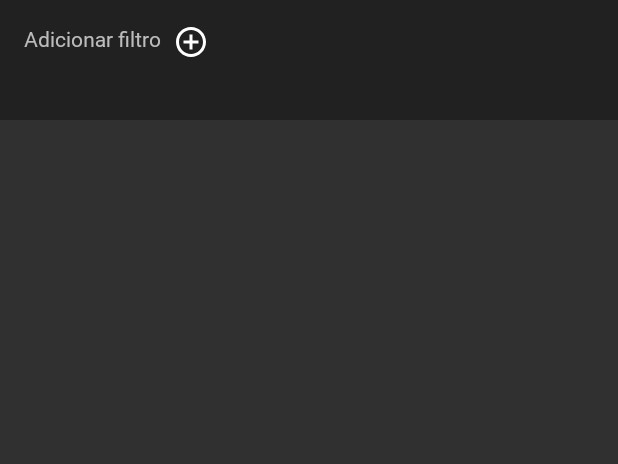
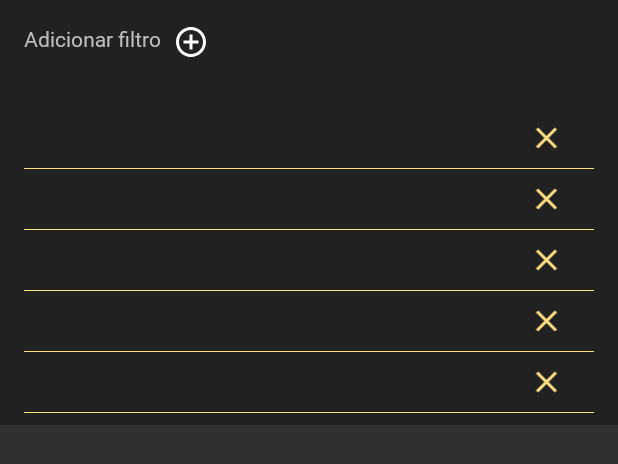
Before and after one commit to brenocruzb/YugiohSearch, an Android app: the layout content_filter_toolbar.xml on its own in the app's theme, with its tools: preview values and no code run, on a phone screen of 412 x 824 dp. Shown: the top 464 px of the screen. Run offline under Robolectric (Android 15) with nearby library versions, the phone set to English and light mode, and no system bars; plain views replace ExpandableLayout.

Commit message:
Construção do recycler que trará as cartas para construção do deck. Diversas alterações.

```diff
--- /dev/null
+++ b/app/src/main/java/br/com/yugiohsearch/model/FilterDescription.kt
@@ -0,0 +1,3 @@
+package br.com.yugiohsearch.model
+
+data class FilterDescription(val title: String, val description: String)
--- a/app/src/main/java/br/com/yugiohsearch/ui/fuzzy/SearchCardViewModel.kt
+++ b/app/src/main/java/br/com/yugiohsearch/ui/fuzzy/SearchCardViewModel.kt
@@ -3,6 +3,7 @@ package br.com.yugiohsearch.ui.fuzzy
 import androidx.lifecycle.MutableLiveData
 import androidx.lifecycle.ViewModel
 import br.com.yugiohsearch.model.Card
+import br.com.yugiohsearch.model.CardFilter
 import br.com.yugiohsearch.rest.YugiohSearchApi
 import br.com.yugiohsearch.util.Constants
 import com.facebook.drawee.backends.pipeline.Fresco
@@ -27,7 +28,7 @@ class SearchCardViewModel: ViewModel() {
         tilErrorSearch.value = if(editSearch.value.isNullOrEmpty()){
             "Insira o nome de um card"
         }else{
-            YugiohSearchApi().getFuzzyCard(editSearch.value ?: "IS NULL", object : Callback<List<List<Card>>>{
+            YugiohSearchApi().getListCard(CardFilter().apply { fuzzyName = editSearch.value ?: "IS NULL" }, object : Callback<List<List<Card>>>{
                 override fun onResponse(call: Call<List<List<Card>>>, response: Response<List<List<Card>>>) {
                     when(response.code()) {
                         200 -> listCards.value = response.body()!![0]
--- a/app/src/main/res/layout/activity_filter_create_deck.xml
+++ b/app/src/main/res/layout/activity_filter_create_deck.xml
@@ -5,6 +5,7 @@
 
     <data>
         <variable name="filterCreateDeckViewModel" type="br.com.yugiohsearch.ui.create.filter.FilterCreateDeckViewModel"/>
+        <variable name="filter" type="br.com.yugiohsearch.model.CardFilter"/>
     </data>
 
     <ScrollView android:layout_width="match_parent" android:layout_height="match_parent" android:fillViewport="true" >
@@ -30,7 +31,7 @@
                         android:layout_height="50dp"
                         android:fontFamily="@font/roboto_regular"
                         android:hint="@string/name"
-                        android:text="@={filterCreateDeckViewModel.name}"
+                        android:text="@={filter.fuzzyName}"
                 />
 
             </com.google.android.material.textfield.TextInputLayout>
@@ -41,7 +42,7 @@
                     android:layout_height="wrap_content"
                     android:layout_margin="8dp"
                     android:text="@string/filter"
-                    android:onClick="@{() -> filterCreateDeckViewModel.onClickFilter()}"
+                    android:onClick="@{() -> filterCreateDeckViewModel.onClickFilter(filter)}"
                     app:layout_constraintStart_toStartOf="parent"
                     app:layout_constraintEnd_toEndOf="parent"
                     app:layout_constraintBottom_toBottomOf="parent"
--- a/app/src/main/res/layout/content_filter_toolbar.xml
+++ b/app/src/main/res/layout/content_filter_toolbar.xml
@@ -1,7 +1,7 @@
 <?xml version="1.0" encoding="utf-8"?>
 <layout
         xmlns:android="http://schemas.android.com/apk/res/android"
-        xmlns:app="http://schemas.android.com/apk/res-auto"
+        xmlns:app="http://schemas.android.com/apk/res-auto" xmlns:tools="http://schemas.android.com/tools"
 >
 
     <data>
@@ -79,11 +79,14 @@
                     android:layout_width="match_parent"
                     android:layout_height="wrap_content">
 
-                <!--Custom view list filter-->
+                <!--Custom view list event-->
                 <androidx.recyclerview.widget.RecyclerView
                         android:id="@+id/recycler_filter_cards"
                         android:layout_width="0dp"
-                        android:layout_height="0dp"
+                        android:layout_height="wrap_content"
+                        tools:listitem="@layout/item_filter_card"
+                        tools:itemCount="5"
+                        app:cardFilter="@{() -> createDeckViewModel.cardFilter}"
                         app:layout_constraintStart_toStartOf="parent"
                         app:layout_constraintEnd_toEndOf="parent"
                         app:layout_constraintTop_toTopOf="parent"
--- /dev/null
+++ b/app/src/main/res/layout/item_filter_card.xml
@@ -0,0 +1,85 @@
+<?xml version="1.0" encoding="utf-8"?>
+<layout
+        xmlns:android="http://schemas.android.com/apk/res/android"
+        xmlns:app="http://schemas.android.com/apk/res-auto"
+>
+    <data>
+        <variable name="cardFilter" type="br.com.yugiohsearch.model.FilterDescription"/>
+    </data>
+
+    <androidx.constraintlayout.widget.ConstraintLayout
+            android:orientation="vertical"
+            android:layout_width="match_parent"
+            android:layout_height="wrap_content"
+    >
+        <androidx.constraintlayout.widget.Guideline
+                android:id="@+id/guideline_1"
+                android:layout_width="wrap_content"
+                android:layout_height="0dp"
+                android:orientation="vertical"
+                app:layout_constraintGuide_percent="0.20"
+                app:layout_constraintTop_toTopOf="parent"
+                app:layout_constraintBottom_toBottomOf="parent"
+        />
+
+        <androidx.constraintlayout.widget.Guideline
+                android:id="@+id/guideline_2"
+                android:layout_width="wrap_content"
+                android:layout_height="0dp"
+                android:orientation="vertical"
+                app:layout_constraintGuide_percent="0.80"
+                app:layout_constraintTop_toTopOf="parent"
+                app:layout_constraintBottom_toBottomOf="parent"
+        />
+
+        <TextView
+                android:id="@+id/tv_title"
+                android:layout_width="0dp"
+                android:layout_height="wrap_content"
+                android:fontFamily="@font/roboto_bold"
+                android:layout_margin="8dp"
+                android:text="@{cardFilter.component1()}"
+                app:layout_constraintStart_toStartOf="parent"
+                app:layout_constraintEnd_toEndOf="@id/guideline_1"
+                app:layout_constraintTop_toTopOf="parent"
+        />
+
+        <TextView
+                android:id="@+id/tv_description"
+                android:layout_width="0dp"
+                android:layout_height="wrap_content"
+                android:fontFamily="@font/roboto_regular"
+                android:layout_margin="8dp"
+                android:text="@{cardFilter.component2()}"
+                app:layout_constraintStart_toStartOf="@id/guideline_1"
+                app:layout_constraintEnd_toEndOf="@id/guideline_2"
+                app:layout_constraintTop_toTopOf="parent"
+        />
+
+        <androidx.appcompat.widget.AppCompatImageView
+                android:id="@+id/iv_close"
+                android:layout_width="0dp"
+                android:layout_height="wrap_content"
+                android:padding="8dp"
+                android:src="@drawable/ic_clear"
+                android:tint="?attr/colorAccent"
+                app:layout_constraintTop_toTopOf="parent"
+                app:layout_constraintStart_toStartOf="@id/guideline_2"
+                app:layout_constraintEnd_toEndOf="parent"
+        />
+
+        <View
+                android:id="@+id/line"
+                android:background="?attr/colorAccent"
+                android:layout_width="0dp"
+                android:layout_height="0.2dp"
+                android:layout_marginStart="8dp"
+                android:layout_marginEnd="8dp"
+                app:layout_constraintStart_toStartOf="parent"
+                app:layout_constraintEnd_toEndOf="parent"
+                app:layout_constraintTop_toBottomOf="@id/iv_close"
+        />
+
+    </androidx.constraintlayout.widget.ConstraintLayout>
+
+</layout>
--- a/app/src/main/res/values/strings.xml
+++ b/app/src/main/res/values/strings.xml
@@ -27,4 +27,5 @@
     <string name="add_filter">Adicionar filtro</string>
     <string name="filter">Filtrar</string>
     <string name="clear">Deletar</string>
+    <string name="title">Título</string>
 </resources>
```
Also changed, not shown: app/src/main/java/br/com/yugiohsearch/model/CardFilter.kt (+10 -0 lines), app/src/main/java/br/com/yugiohsearch/rest/YugiohSearchApi.kt (+52 -3 lines), app/src/main/java/br/com/yugiohsearch/ui/create/CreateDeckFragment.kt (+27 -3 lines), app/src/main/java/br/com/yugiohsearch/ui/create/CreateDeckViewModel.kt (+44 -2 lines), app/src/main/java/br/com/yugiohsearch/ui/create/FilterToolbarAdapter.kt (added, +23 -0 lines), app/src/main/java/br/com/yugiohsearch/ui/create/filter/FilterCreateDeckActivity.kt (+23 -26 lines), app/src/main/java/br/com/yugiohsearch/ui/create/filter/FilterCreateDeckViewModel.kt (+2 -6 lines), app/src/main/java/br/com/yugiohsearch/util/CustomSetter.kt (+17 -1 lines), app/src/main/res/layout/fragment_create_deck.xml (+13 -0 lines), app/src/main/res/layout/fragment_search_card.xml (indentation only), 1 other file.
